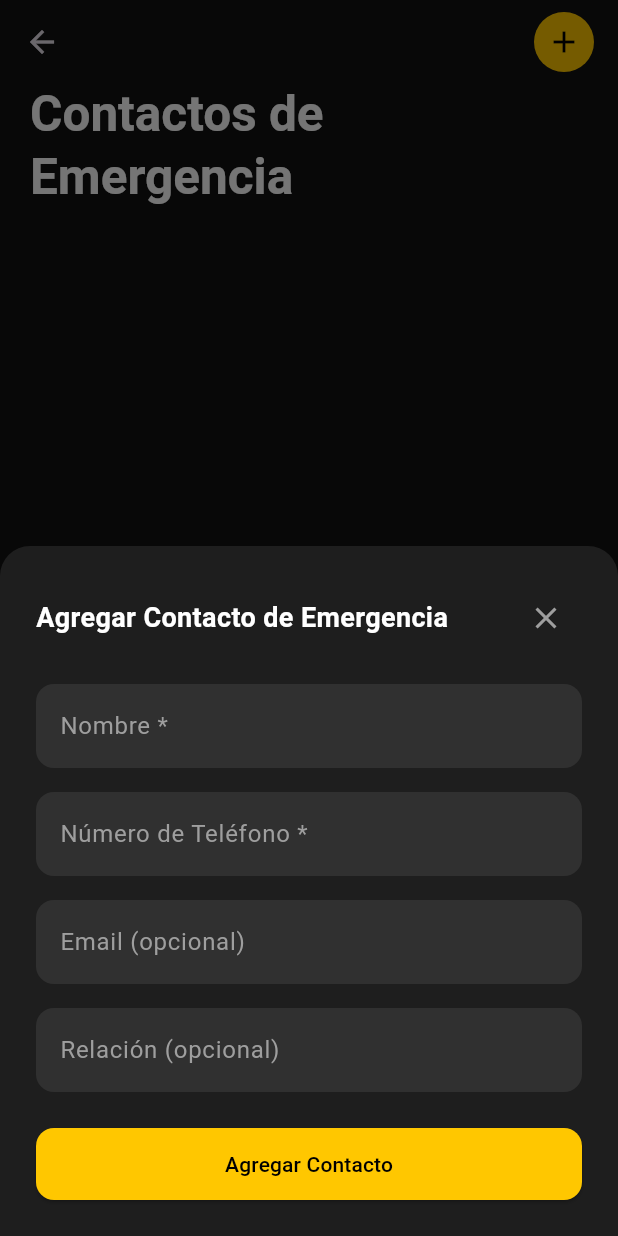
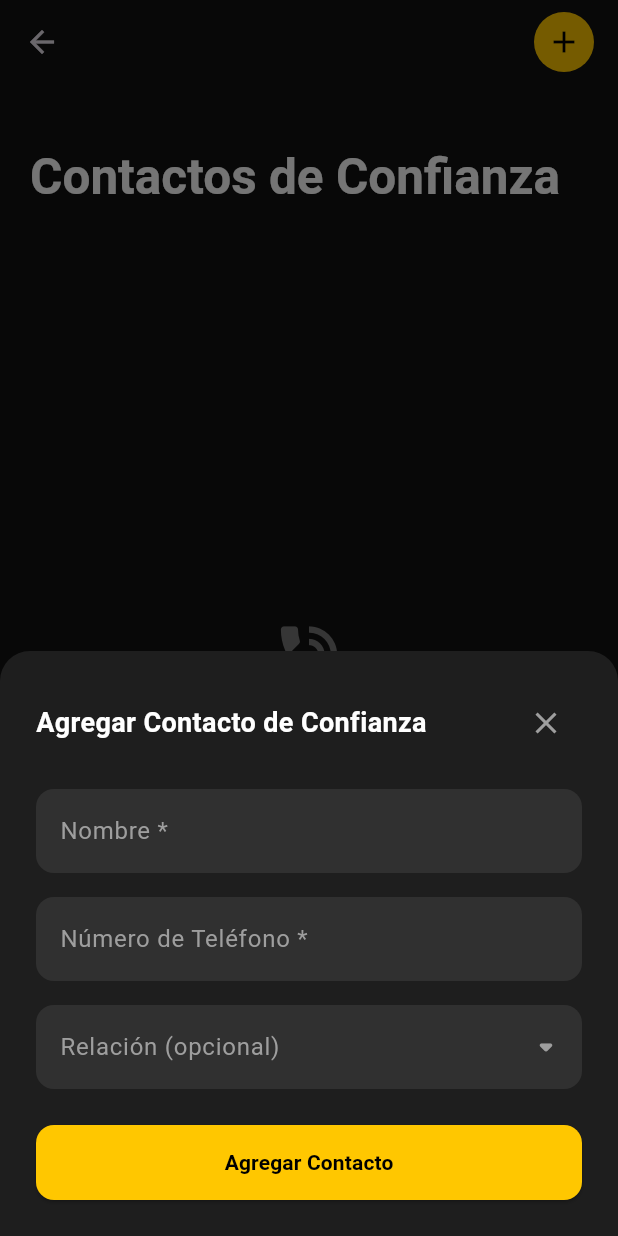
Before and after one commit to jovannyCG/app-chita, a Flutter app: the ContactsScreen screen opened directly, after a tap on the "add" icon, on a phone screen of 412 x 824 dp. Run offline on Flutter 3.47's test engine with Material 3 defaults, Android fonts, the phone set to English and light mode, and no system bars.

Commit message:
Cambios front, pantalla de contactos

```diff
--- a/lib/screens/contacts.dart
+++ b/lib/screens/contacts.dart
@@ -1,4 +1,5 @@
 import 'package:flutter/material.dart';
+import 'package:flutter/services.dart'; // Importado para el formateador de texto
 import '../main.dart'; // Para los colores
 
 class ContactsScreen extends StatefulWidget {
@@ -19,7 +20,7 @@ class _ContactsScreenState extends State<ContactsScreen> {
         return Padding(
           // Padding para que el teclado no cubra el modal
           padding: EdgeInsets.only(bottom: MediaQuery.of(context).viewInsets.bottom),
-          child: _AddContactSheet(),
+          child: const _AddContactSheet(),
         );
       },
     );
@@ -49,7 +50,7 @@ class _ContactsScreenState extends State<ContactsScreen> {
             flexibleSpace: const FlexibleSpaceBar(
               titlePadding: EdgeInsets.symmetric(horizontal: 20, vertical: 10),
               title: Text(
-                'Contactos de Emergencia',
+                'Contactos de Confianza',
                 style: TextStyle(
                   fontWeight: FontWeight.bold,
                   color: Colors.white
@@ -64,7 +65,7 @@ class _ContactsScreenState extends State<ContactsScreen> {
                 mainAxisAlignment: MainAxisAlignment.center,
                 children: [
                   Icon(
-                    Icons.phone,
+                    Icons.phone_in_talk,
                     color: Colors.grey[600],
                     size: 50,
                   ),
@@ -79,7 +80,7 @@ class _ContactsScreenState extends State<ContactsScreen> {
                   ),
                   const SizedBox(height: 8),
                   Text(
-                    'Agrega contactos de emergencia para recibir\nalertas cuando necesites ayuda',
+                    'Agrega contactos de confianza para recibir\nalertas cuando necesites ayuda',
                     textAlign: TextAlign.center,
                     style: TextStyle(color: Colors.grey[400], fontSize: 14),
                   ),
@@ -93,8 +94,108 @@ class _ContactsScreenState extends State<ContactsScreen> {
   }
 }
 
-// Widget para el BottomSheet de agregar contacto (sin cambios)
-class _AddContactSheet extends StatelessWidget {
+// Widget para el BottomSheet de agregar contacto
+class _AddContactSheet extends StatefulWidget {
+  const _AddContactSheet();
+
+  @override
+  State<_AddContactSheet> createState() => _AddContactSheetState();
+}
+
+class _AddContactSheetState extends State<_AddContactSheet> {
+  // Lista de relaciones predefinidas
+  final List<String> _relations = ['Mamá', 'Papá', 'Tío', 'Tía', 'Hermano', 'Hermana', 'Amigo', 'Otro'];
+
+  // Variable para guardar la relación seleccionada
+  String? _selectedRelation;
+
+  // Controladores para los campos de texto
+  final _otherRelationController = TextEditingController();
+  final _relationDisplayController = TextEditingController(); // Para mostrar la relación seleccionada
+
+  // Variable para controlar si se muestra el campo de texto de "Otro"
+  bool _showOtherField = false;
+
+  @override
+  void dispose() {
+    // Limpiar los controladores cuando el widget se destruye
+    _otherRelationController.dispose();
+    _relationDisplayController.dispose();
+    super.dispose();
+  }
+
+  /// Muestra un modal con un selector de tipo "carrete" (ListWheelScrollView)
+  void _showRelationPicker() {
+    // Calcula el índice inicial para el carrete
+    int initialIndex = _selectedRelation != null ? _relations.indexOf(_selectedRelation!) : 0;
+    final scrollController = FixedExtentScrollController(initialItem: initialIndex);
+
+    showModalBottomSheet(
+      context: context,
+      backgroundColor: const Color(0xFF2C2C2E), // Un color oscuro para el fondo del picker
+      shape: const RoundedRectangleBorder(
+        borderRadius: BorderRadius.only(
+          topLeft: Radius.circular(20),
+          topRight: Radius.circular(20),
+        ),
+      ),
+      builder: (BuildContext context) {
+        int selectedIndex = initialIndex;
+        return SizedBox(
+          height: 260,
+          child: Column(
+            children: [
+              Padding(
+                padding: const EdgeInsets.fromLTRB(20, 8, 20, 0),
+                child: Row(
+                  mainAxisAlignment: MainAxisAlignment.spaceBetween,
+                  children: [
+                    const Text(
+                      "Seleccionar Relación",
+                      style: TextStyle(color: Colors.white70, fontWeight: FontWeight.bold, fontSize: 16)
+                    ),
+                    TextButton(
+                      onPressed: () {
+                        // Al presionar 'Hecho', se actualiza el estado y se cierra el modal
+                        setState(() {
+                          _selectedRelation = _relations[selectedIndex];
+                          _relationDisplayController.text = _selectedRelation!;
+                          _showOtherField = _selectedRelation == 'Otro';
+                        });
+                        Navigator.pop(context);
+                      },
+                      child: const Text('Hecho', style: TextStyle(color: primaryColor, fontWeight: FontWeight.bold, fontSize: 16)),
+                    ),
+                  ],
+                ),
+              ),
+              Expanded(
+                child: ListWheelScrollView.useDelegate(
+                  controller: scrollController,
+                  itemExtent: 50,
+                  perspective: 0.005,
+                  diameterRatio: 1.5,
+                  physics: const FixedExtentScrollPhysics(),
+                  onSelectedItemChanged: (index) {
+                    selectedIndex = index;
+                  },
+                  childDelegate: ListWheelChildListDelegate(
+                    children: _relations.map((relation) => Center(
+                      child: Text(
+                        relation,
+                        style: const TextStyle(color: Colors.white, fontSize: 22),
+                      ),
+                    )).toList(),
+                  ),
+                ),
+              ),
+            ],
+          ),
+        );
+      },
+    );
+  }
+
   @override
   Widget build(BuildContext context) {
     return Container(
@@ -106,6 +207,7 @@ class _AddContactSheet extends StatelessWidget {
           topRight: Radius.circular(20),
         ),
       ),
+      child: SingleChildScrollView(
         child: Column(
           mainAxisSize: MainAxisSize.min,
           crossAxisAlignment: CrossAxisAlignment.start,
@@ -114,7 +216,7 @@ class _AddContactSheet extends StatelessWidget {
               mainAxisAlignment: MainAxisAlignment.spaceBetween,
               children: [
                 const Text(
-                'Agregar Contacto de Emergencia',
+                  'Agregar Contacto de Confianza',
                   style: TextStyle(fontSize: 18, fontWeight: FontWeight.bold, color: Colors.white),
                 ),
                 IconButton(
@@ -126,36 +228,82 @@ class _AddContactSheet extends StatelessWidget {
             const SizedBox(height: 20),
             _buildTextField(label: 'Nombre *'),
             const SizedBox(height: 16),
-          _buildTextField(label: 'Número de Teléfono *'),
+            // --- INICIO DE LA MODIFICACIÓN ---
+            _buildTextField(
+              label: 'Número de Teléfono *',
+              keyboardType: TextInputType.phone,
+              inputFormatters: [FilteringTextInputFormatter.digitsOnly], // Solo permite números
+            ),
+            // --- FIN DE LA MODIFICACIÓN ---
             const SizedBox(height: 16),
-          _buildTextField(label: 'Email (opcional)'),
-          const SizedBox(height: 16),
-          _buildTextField(label: 'Relación (opcional)'),
+
+            // Campo de Relación que abre el selector de carrete
+            GestureDetector(
+              onTap: _showRelationPicker,
+              child: AbsorbPointer( // Evita que el TextField obtenga el foco y abra el teclado
+                child: _buildTextField(
+                  label: 'Relación (opcional)',
+                  controller: _relationDisplayController,
+                  suffixIcon: const Icon(Icons.arrow_drop_down_rounded, color: Colors.grey, size: 28),
+                ),
+              ),
+            ),
+
+            // Campo de texto condicional para "Otro"
+            if (_showOtherField)
+              Padding(
+                padding: const EdgeInsets.only(top: 16.0),
+                child: _buildTextField(
+                  label: 'Especificar relación',
+                  controller: _otherRelationController,
+                ),
+              ),
+
             const SizedBox(height: 24),
             SizedBox(
               width: double.infinity,
+              height: 50,
               child: ElevatedButton(
+                style: ElevatedButton.styleFrom(
+                  backgroundColor: primaryColor,
+                  foregroundColor: Colors.black,
+                  shape: RoundedRectangleBorder(
+                    borderRadius: BorderRadius.circular(12),
+                  )
+                ),
                 onPressed: () {
                   // Lógica para agregar contacto
                   Navigator.of(context).pop();
                 },
-              child: const Text('Agregar Contacto'),
+                child: const Text('Agregar Contacto', style: TextStyle(fontWeight: FontWeight.bold)),
               ),
             ),
           ],
         ),
+      ),
     );
   }
 
-  // Helper para construir los campos de texto con el estilo deseado
-  Widget _buildTextField({required String label}) {
+  // Helper para construir los campos de texto
+  // MODIFICADO: Acepta icono de sufijo y formateadores de entrada
+  Widget _buildTextField({
+    required String label,
+    TextEditingController? controller,
+    TextInputType? keyboardType,
+    Widget? suffixIcon,
+    List<TextInputFormatter>? inputFormatters,
+  }) {
     return TextField(
+      controller: controller,
+      keyboardType: keyboardType,
+      inputFormatters: inputFormatters,
       style: const TextStyle(color: Colors.white),
       decoration: InputDecoration(
         labelText: label,
         labelStyle: const TextStyle(color: Colors.grey),
         filled: true,
         fillColor: Colors.grey[850],
+        suffixIcon: suffixIcon,
         border: OutlineInputBorder(
           borderRadius: BorderRadius.circular(12),
           borderSide: BorderSide.none,
```
Also changed, not shown: pubspec.lock, 1 other file. Lines whose indentation alone changed are shown as unchanged.
